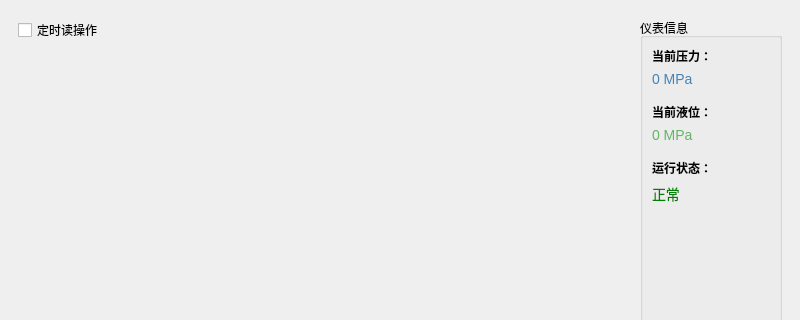
The window that mainwindow.ui (anzisheng/Dashboard) describes before a commit, drawn with Qt 5; both pictures show x 0 to 800 and y 0 to 320 of the 800 by 600 pixel window.
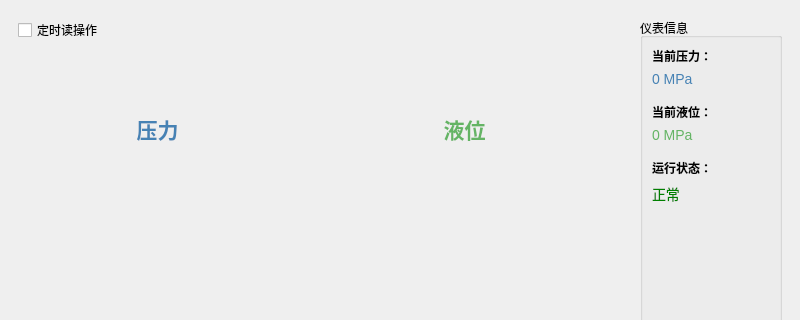
The same window after the commit. Custom widgets are drawn as their Qt base class.

Commit message: 该加液位函数了

```diff
--- a/mainwindow.ui
+++ b/mainwindow.ui
@@ -44,6 +44,31 @@
                 <verstretch>0</verstretch>
                </sizepolicy>
               </property>
+              <widget class="QLabel" name="labelPressure">
+               <property name="geometry">
+                <rect>
+                 <x>10</x>
+                 <y>60</y>
+                 <width>241</width>
+                 <height>26</height>
+                </rect>
+               </property>
+               <property name="font">
+                <font>
+                 <pointsize>16</pointsize>
+                 <bold>true</bold>
+                </font>
+               </property>
+               <property name="styleSheet">
+                <string notr="true">color: #4682B4;</string>
+               </property>
+               <property name="text">
+                <string>压力</string>
+               </property>
+               <property name="alignment">
+                <set>Qt::AlignmentFlag::AlignCenter</set>
+               </property>
+              </widget>
              </widget>
             </item>
             <item>
@@ -81,6 +106,31 @@
                 <verstretch>0</verstretch>
                </sizepolicy>
               </property>
+              <widget class="QLabel" name="labelHydraulic">
+               <property name="geometry">
+                <rect>
+                 <x>0</x>
+                 <y>60</y>
+                 <width>271</width>
+                 <height>26</height>
+                </rect>
+               </property>
+               <property name="font">
+                <font>
+                 <pointsize>16</pointsize>
+                 <bold>true</bold>
+                </font>
+               </property>
+               <property name="styleSheet">
+                <string notr="true">color: #64B464;</string>
+               </property>
+               <property name="text">
+                <string>液位</string>
+               </property>
+               <property name="alignment">
+                <set>Qt::AlignmentFlag::AlignCenter</set>
+               </property>
+              </widget>
              </widget>
             </item>
             <item>
```
The commit also changes 1 other file.
